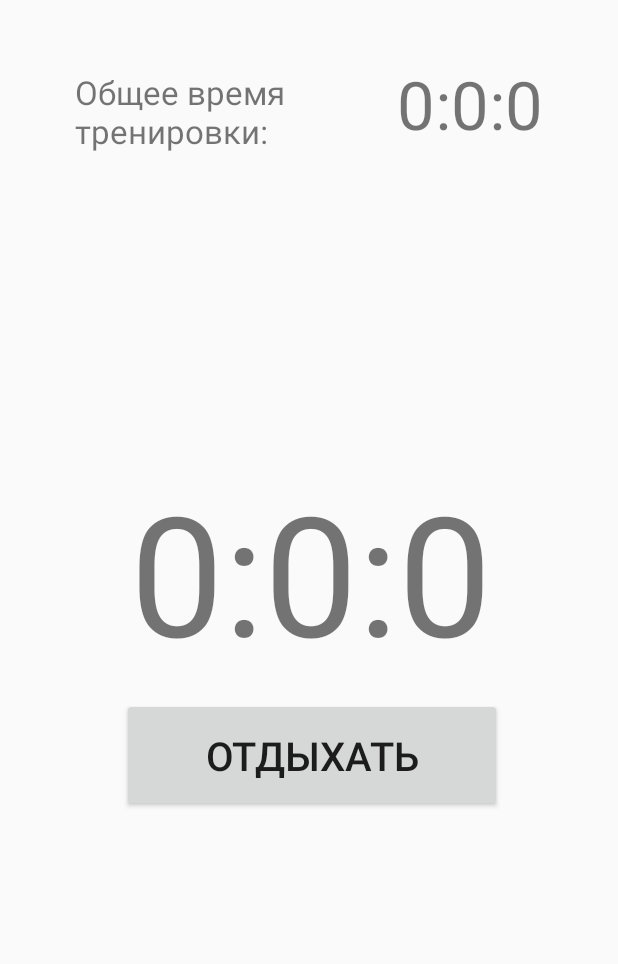
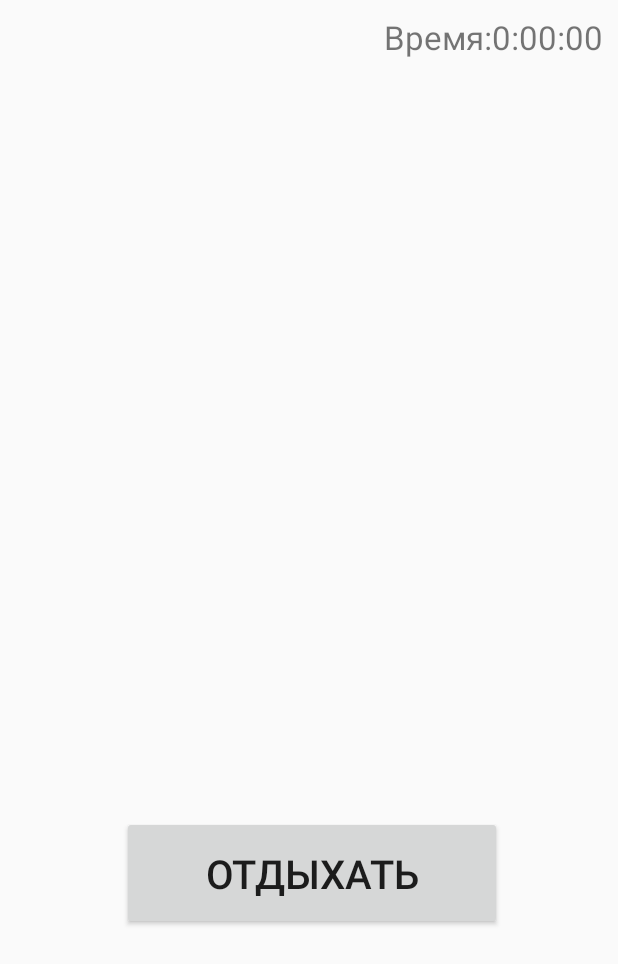
Before and after one commit to evstratov/AndroidApplication, an Android app: the layout activity_timer.xml on its own in the app's theme, with its tools: preview values and no code run, on a phone screen of 412 x 824 dp. Shown: the top 964 px of the screen. Run offline under Robolectric (Android 15) with nearby library versions, the phone set to English and light mode, and no system bars.

Commit message:
таймер, звонок, вибро, время, переход между активити

```diff
--- a/mobile/src/main/AndroidManifest.xml
+++ b/mobile/src/main/AndroidManifest.xml
@@ -3,6 +3,7 @@
     package="com.example.fitnesappv">
 
     <uses-permission android:name="android.permission.WAKE_LOCK" />
+    <uses-permission android:name="android.permission.VIBRATE"/>
 
     <application
         android:allowBackup="true"
@@ -18,6 +19,9 @@
                 <category android:name="android.intent.category.LAUNCHER" />
             </intent-filter>
         </activity>
+        <activity android:name=".ExerciseActivity"
+            android:label="@string/exercise_title">
+        </activity>
     </application>
 
 </manifest>
--- a/mobile/src/main/res/layout/activity_main.xml
+++ b/mobile/src/main/res/layout/activity_main.xml
@@ -29,13 +29,13 @@
         android:layout_marginEnd="167dp"
         android:layout_marginBottom="40dp"
         android:text="Группы мышц"
-        app:layout_constraintBottom_toTopOf="@+id/btn_add_exersices"
+        app:layout_constraintBottom_toTopOf="@+id/btn_add_exercices"
         app:layout_constraintEnd_toEndOf="parent"
         app:layout_constraintStart_toStartOf="parent"
         app:layout_constraintTop_toTopOf="parent" />
 
     <Button
-        android:id="@+id/btn_add_exersices"
+        android:id="@+id/btn_add_exercices"
         android:layout_width="wrap_content"
         android:layout_height="wrap_content"
         android:layout_marginStart="156dp"
--- a/mobile/src/main/res/layout/activity_timer.xml
+++ b/mobile/src/main/res/layout/activity_timer.xml
@@ -10,53 +10,53 @@
         android:id="@+id/txt_timer"
         android:layout_width="wrap_content"
         android:layout_height="wrap_content"
-        android:layout_marginStart="80dp"
-        android:layout_marginTop="256dp"
-        android:layout_marginEnd="78dp"
-        android:layout_marginBottom="318dp"
-        android:text="0:0:0"
-        android:textSize="50pt"
+        android:layout_marginStart="205dp"
+        android:layout_marginEnd="205dp"
+        android:layout_marginBottom="300dp"
+        android:textSize="30pt"
         app:layout_constraintBottom_toBottomOf="parent"
         app:layout_constraintEnd_toEndOf="parent"
-        app:layout_constraintStart_toStartOf="parent"
-        app:layout_constraintTop_toTopOf="parent" />
+        app:layout_constraintStart_toStartOf="parent" />
 
-    <TextView
-        android:id="@+id/txt_common_time"
+    <TableLayout
+        android:id="@+id/table_common_time"
         android:layout_width="wrap_content"
         android:layout_height="wrap_content"
-        android:layout_marginTop="50dp"
-        android:layout_marginEnd="50dp"
-        android:layout_marginBottom="218dp"
-        android:text="0:0:0"
-        android:textSize="20pt"
-        app:layout_constraintBottom_toTopOf="@+id/txt_timer"
+        android:layout_marginTop="10dp"
+        android:layout_marginEnd="10dp"
         app:layout_constraintEnd_toEndOf="parent"
-        app:layout_constraintTop_toTopOf="parent" />
+        app:layout_constraintTop_toTopOf="parent"
+        tools:ignore="MissingConstraints">
 
-    <TextView
-        android:id="@+id/txt_label_common_time"
-        android:layout_width="0dp"
-        android:layout_height="wrap_content"
-        android:layout_marginStart="50dp"
-        android:layout_marginTop="72dp"
-        android:layout_marginEnd="23dp"
-        android:layout_marginBottom="228dp"
-        android:text="Общее время тренировки:"
-        android:textSize="10pt"
-        app:layout_constraintBottom_toTopOf="@+id/txt_timer"
-        app:layout_constraintEnd_toStartOf="@+id/txt_common_time"
-        app:layout_constraintHorizontal_bias="0.0"
-        app:layout_constraintStart_toStartOf="parent"
-        app:layout_constraintTop_toTopOf="parent"
-        app:layout_constraintVertical_bias="0.533" />
+        <TableRow>
+
+            <TextView
+                android:id="@+id/txt_label_common_time"
+                android:layout_width="wrap_content"
+                android:layout_height="wrap_content"
+                android:text="Время:"
+                android:textSize="10pt"
+                app:layout_constraintEnd_toStartOf="@+id/txt_common_time"
+                app:layout_constraintStart_toStartOf="parent"
+                app:layout_constraintTop_toTopOf="parent" />
+
+            <TextView
+                android:id="@+id/txt_common_time"
+                android:layout_width="wrap_content"
+                android:layout_height="wrap_content"
+                android:text="0:00:00"
+                android:textSize="10pt"
+                app:layout_constraintEnd_toEndOf="parent"
+                app:layout_constraintTop_toTopOf="parent" />
+        </TableRow>
+    </TableLayout>
 
     <Button
         android:id="@+id/btn_stop"
         android:layout_width="253dp"
         android:layout_height="76dp"
         android:layout_marginStart="137dp"
-        android:layout_marginTop="10dp"
+        android:layout_marginTop="20dp"
         android:layout_marginEnd="134dp"
         android:text="Отдыхать"
         android:textSize="12pt"
--- a/mobile/src/main/res/values/strings.xml
+++ b/mobile/src/main/res/values/strings.xml
@@ -1,3 +1,4 @@
 <resources>
     <string name="app_name">FitnesAppv</string>
+    <string name="exercise_title">Тренировка</string>
 </resources>
```
Also changed, not shown: mobile/src/main/java/com/example/fitnesappv/ExerciseActivity.java (added, +113 -0 lines), mobile/src/main/java/com/example/fitnesappv/MainActivity.java (+22 -51 lines).
